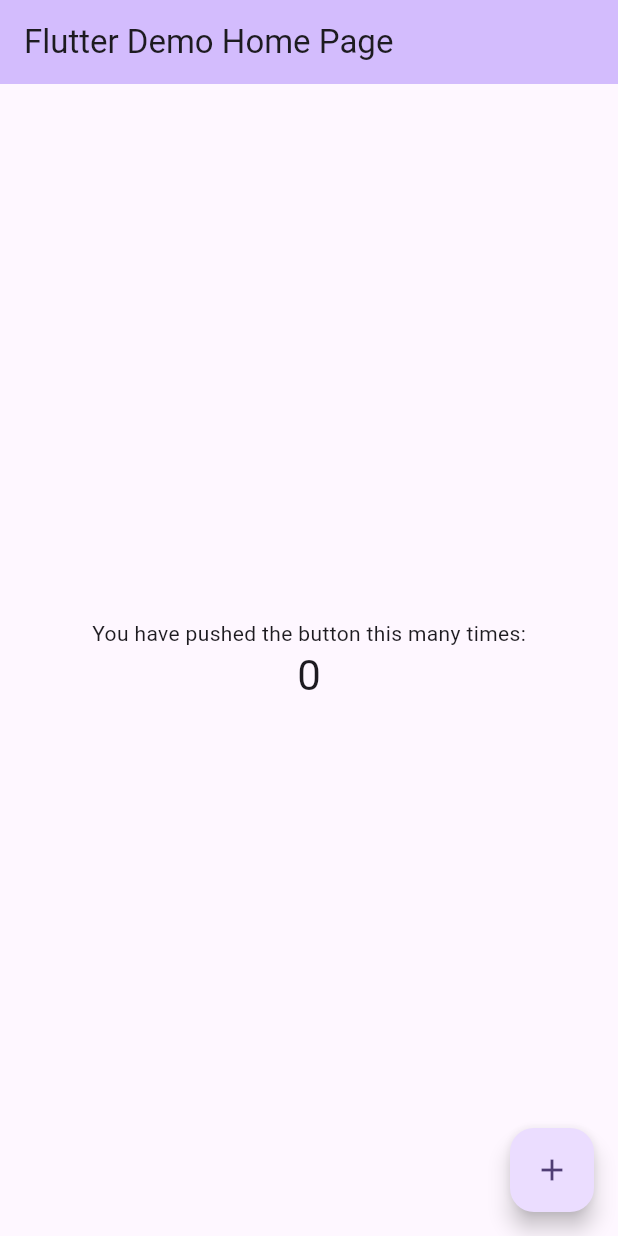
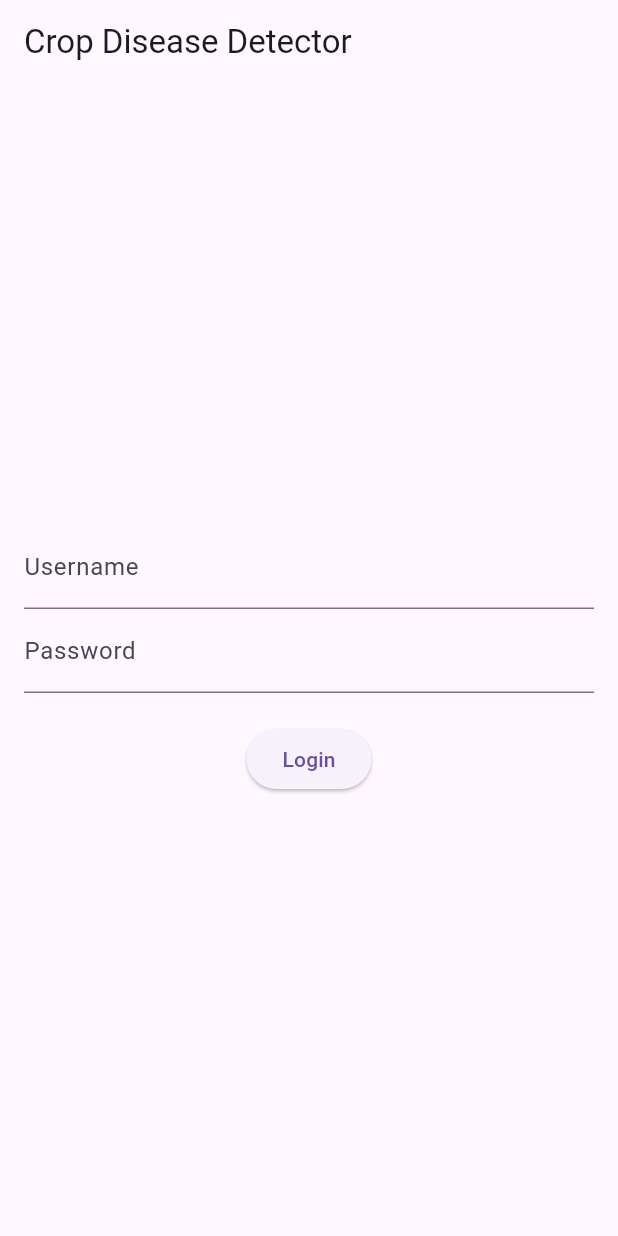
Before and after one commit to Iamouma/agri-tech, a Flutter app: the screen it shows after launch, on a phone screen of 412 x 824 dp. Run offline on Flutter 3.47's test engine with Material 3 defaults, Android fonts, the light colour scheme and no system bars.

Commit message:
Implemented the registration and the login pages of the farmguard app

```diff
--- a/farmguard/lib/main.dart
+++ b/farmguard/lib/main.dart
@@ -1,125 +1,47 @@
 import 'package:flutter/material.dart';
 
 void main() {
-  runApp(const MyApp());
+  runApp(MyApp());
 }
 
 class MyApp extends StatelessWidget {
-  const MyApp({super.key});
-
-  // This widget is the root of your application.
   @override
   Widget build(BuildContext context) {
     return MaterialApp(
-      title: 'Flutter Demo',
-      theme: ThemeData(
-        // This is the theme of your application.
-        //
-        // TRY THIS: Try running your application with "flutter run". You'll see
-        // the application has a purple toolbar. Then, without quitting the app,
-        // try changing the seedColor in the colorScheme below to Colors.green
-        // and then invoke "hot reload" (save your changes or press the "hot
-        // reload" button in a Flutter-supported IDE, or press "r" if you used
-        // the command line to start the app).
-        //
-        // Notice that the counter didn't reset back to zero; the application
-        // state is not lost during the reload. To reset the state, use hot
-        // restart instead.
-        //
-        // This works for code too, not just values: Most code changes can be
-        // tested with just a hot reload.
-        colorScheme: ColorScheme.fromSeed(seedColor: Colors.deepPurple),
-        useMaterial3: true,
-      ),
-      home: const MyHomePage(title: 'Flutter Demo Home Page'),
+      home: LoginScreen(),
     );
   }
 }
 
-class MyHomePage extends StatefulWidget {
-  const MyHomePage({super.key, required this.title});
-
-  // This widget is the home page of your application. It is stateful, meaning
-  // that it has a State object (defined below) that contains fields that affect
-  // how it looks.
-
-  // This class is the configuration for the state. It holds the values (in this
-  // case the title) provided by the parent (in this case the App widget) and
-  // used by the build method of the State. Fields in a Widget subclass are
-  // always marked "final".
-
-  final String title;
-
-  @override
-  State<MyHomePage> createState() => _MyHomePageState();
-}
-
-class _MyHomePageState extends State<MyHomePage> {
-  int _counter = 0;
-
-  void _incrementCounter() {
-    setState(() {
-      // This call to setState tells the Flutter framework that something has
-      // changed in this State, which causes it to rerun the build method below
-      // so that the display can reflect the updated values. If we changed
-      // _counter without calling setState(), then the build method would not be
-      // called again, and so nothing would appear to happen.
-      _counter++;
-    });
-  }
-
+class LoginScreen extends StatelessWidget {
   @override
   Widget build(BuildContext context) {
-    // This method is rerun every time setState is called, for instance as done
-    // by the _incrementCounter method above.
-    //
-    // The Flutter framework has been optimized to make rerunning build methods
-    // fast, so that you can just rebuild anything that needs updating rather
-    // than having to individually change instances of widgets.
     return Scaffold(
       appBar: AppBar(
-        // TRY THIS: Try changing the color here to a specific color (to
-        // Colors.amber, perhaps?) and trigger a hot reload to see the AppBar
-        // change color while the other colors stay the same.
-        backgroundColor: Theme.of(context).colorScheme.inversePrimary,
-        // Here we take the value from the MyHomePage object that was created by
-        // the App.build method, and use it to set our appbar title.
-        title: Text(widget.title),
+        title: Text('Crop Disease Detector'),
       ),
-      body: Center(
-        // Center is a layout widget. It takes a single child and positions it
-        // in the middle of the parent.
+      body: Padding(
+        padding: const EdgeInsets.all(16.0),
         child: Column(
-          // Column is also a layout widget. It takes a list of children and
-          // arranges them vertically. By default, it sizes itself to fit its
-          // children horizontally, and tries to be as tall as its parent.
-          //
-          // Column has various properties to control how it sizes itself and
-          // how it positions its children. Here we use mainAxisAlignment to
-          // center the children vertically; the main axis here is the vertical
-          // axis because Columns are vertical (the cross axis would be
-          // horizontal).
-          //
-          // TRY THIS: Invoke "debug painting" (choose the "Toggle Debug Paint"
-          // action in the IDE, or press "p" in the console), to see the
-          // wireframe for each widget.
           mainAxisAlignment: MainAxisAlignment.center,
-          children: <Widget>[
-            const Text(
-              'You have pushed the button this many times:',
+          children: [
+            TextField(
+              decoration: InputDecoration(labelText: 'Username'),
             ),
-            Text(
-              '$_counter',
-              style: Theme.of(context).textTheme.headlineMedium,
+            TextField(
+              decoration: InputDecoration(labelText: 'Password'),
+              obscureText: true,
+            ),
+            SizedBox(height: 20),
+            ElevatedButton(
+              onPressed: () {
+                // Navigate to the home screen
+              },
+              child: Text('Login'),
             ),
           ],
         ),
       ),
-      floatingActionButton: FloatingActionButton(
-        onPressed: _incrementCounter,
-        tooltip: 'Increment',
-        child: const Icon(Icons.add),
-      ), // This trailing comma makes auto-formatting nicer for build methods.
     );
   }
 }
--- a/farmguard/pubspec.yaml
+++ b/farmguard/pubspec.yaml
@@ -30,6 +30,7 @@ environment:
 dependencies:
   flutter:
     sdk: flutter
+  image_picker: ^1.1.2
 
 
   # The following adds the Cupertino Icons font to your application.
```
Also changed, not shown: farmguard/pubspec.lock, 8 other files.
